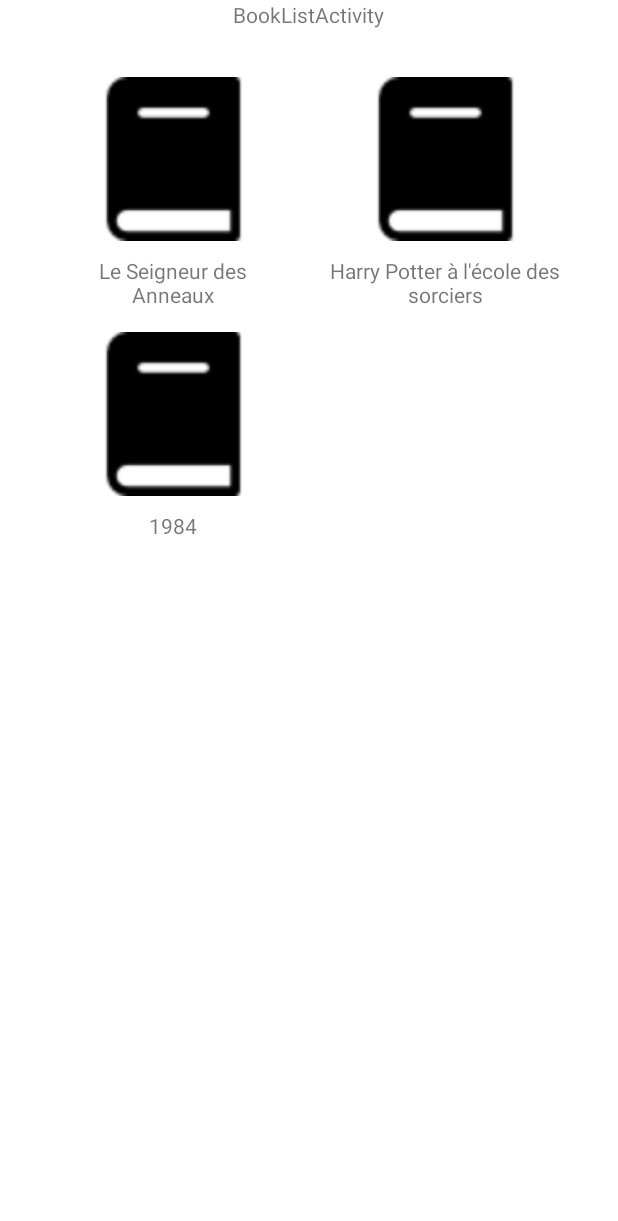
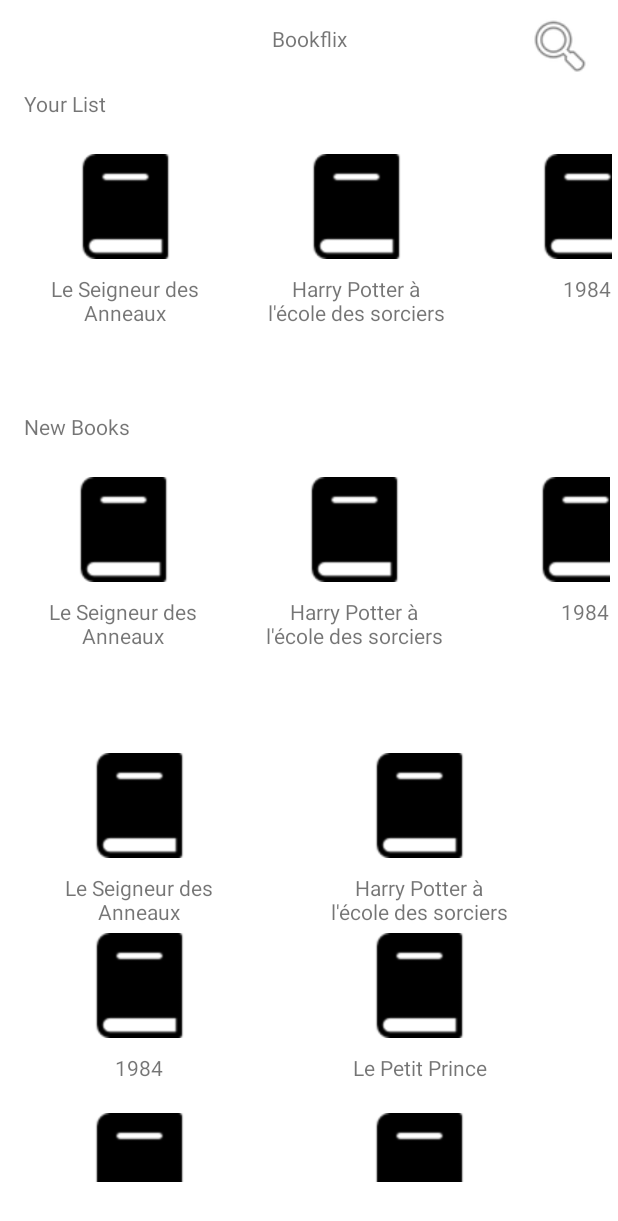
Before and after one commit to DigitalMaestro89/BooksProjects, an Android app: the screen it shows after launch (BookListActivity), on a phone screen of 412 x 824 dp. Shown: the top 1221 px of the screen. Run offline under Robolectric (Android 15) with nearby library versions, the phone set to English and light mode, and no system bars; our stand-ins replace Room's generated code.

Commit message:
[Book-7] : set up horizontal RecyclerView

```diff
--- a/app/src/main/java/es/usj/booksprojects/activity/BookListActivity.java
+++ b/app/src/main/java/es/usj/booksprojects/activity/BookListActivity.java
@@ -2,6 +2,7 @@ package es.usj.booksprojects.activity;
 
 import androidx.appcompat.app.AppCompatActivity;
 import androidx.recyclerview.widget.GridLayoutManager;
+import androidx.recyclerview.widget.LinearLayoutManager;
 import androidx.recyclerview.widget.RecyclerView;
 
 import android.os.Bundle;
@@ -13,6 +14,9 @@ import es.usj.booksprojects.adapters.BookListAdapter;
 public class BookListActivity extends AppCompatActivity {
 
     private RecyclerView recyclerView;
+    private RecyclerView recyclerView2;
+
+    private RecyclerView recyclerView3;
     private int cardViewId = R.layout.view_book_card;
     private BookListAdapter adapter;
 
@@ -24,6 +28,17 @@ public class BookListActivity extends AppCompatActivity {
         adapter = new BookListAdapter(cardViewId);
         recyclerView.setLayoutManager(new GridLayoutManager(this, 2));
         recyclerView.setAdapter(adapter);
+
+        LinearLayoutManager layoutManager = new LinearLayoutManager(this, LinearLayoutManager.HORIZONTAL, false);
+        recyclerView2 = findViewById(R.id.rvYourList);
+        recyclerView2.setLayoutManager(layoutManager);
+        recyclerView2.setAdapter(adapter);
+
+        LinearLayoutManager layoutManager2 = new LinearLayoutManager(this, LinearLayoutManager.HORIZONTAL, false);
+        recyclerView3 = findViewById(R.id.rvNewBooks);
+        recyclerView3.setLayoutManager(layoutManager2);
+        recyclerView3.setAdapter(adapter);
+
     }
 
 }
--- a/app/src/main/java/es/usj/booksprojects/mocks/BookMockData.java
+++ b/app/src/main/java/es/usj/booksprojects/mocks/BookMockData.java
@@ -23,6 +23,118 @@ public class BookMockData {
         book3.setAuthor(3);
         book3.setGenres(Arrays.asList(1, 5, 7));
 
-        return Arrays.asList(book1, book2, book3);
+        Book book4 = new Book(4, "Le Petit Prince");
+        book4.setExternalReference("978-4-4444-4444-4");
+        book4.setAuthor(4);
+        book4.setGenres(Arrays.asList(1, 8, 9));
+
+        Book book5 = new Book(5, "Don Quichotte");
+        book5.setExternalReference("978-5-5555-5555-5");
+        book5.setAuthor(5);
+        book5.setGenres(Arrays.asList(1, 10, 11));
+
+        Book book6 = new Book(6, "Les Misérables");
+        book6.setExternalReference("978-6-6666-6666-6");
+        book6.setAuthor(6);
+        book6.setGenres(Arrays.asList(1, 12, 13));
+
+        Book book7 = new Book(7, "Crime et Châtiment");
+        book7.setExternalReference("978-7-7777-7777-7");
+        book7.setAuthor(7);
+        book7.setGenres(Arrays.asList(1, 14, 15));
+
+        Book book8 = new Book(8, "Guerre et Paix");
+        book8.setExternalReference("978-8-8888-8888-8");
+        book8.setAuthor(8);
+        book8.setGenres(Arrays.asList(1, 16, 17));
+
+        Book book9 = new Book(9, "Moby Dick");
+        book9.setExternalReference("978-9-9999-9999-9");
+        book9.setAuthor(9);
+        book9.setGenres(Arrays.asList(1, 18, 19));
+
+        Book book10 = new Book(10, "L'Odyssée");
+        book10.setExternalReference("978-10-1010-1010-0");
+        book10.setAuthor(10);
+        book10.setGenres(Arrays.asList(1, 20, 21));
+
+        Book book11 = new Book(11, "Hamlet");
+        book11.setExternalReference("978-11-1111-1111-1");
+        book11.setAuthor(11);
+        book11.setGenres(Arrays.asList(1, 22, 23));
+
+        Book book12 = new Book(12, "Les Trois Mousquetaires");
+        book12.setExternalReference("978-12-1212-1212-1");
+        book12.setAuthor(12);
+        book12.setGenres(Arrays.asList(1, 24, 25));
+
+        Book book13 = new Book(13, "Le Comte de Monte-Cristo");
+        book13.setExternalReference("978-13-1313-1313-1");
+        book13.setAuthor(13);
+        book13.setGenres(Arrays.asList(1, 26, 27));
+
+        Book book14 = new Book(14, "Anna Karénine");
+        book14.setExternalReference("978-14-1414-1414-1");
+        book14.setAuthor(14);
+        book14.setGenres(Arrays.asList(1, 28, 29));
+
+        Book book15 = new Book(15, "Le Rouge et le Noir");
+        book15.setExternalReference("978-15-1515-1515-1");
+        book15.setAuthor(15);
+        book15.setGenres(Arrays.asList(1, 30, 31));
+
+        Book book16 = new Book(16, "La Divine Comédie");
+        book16.setExternalReference("978-16-1616-1616-1");
+        book16.setAuthor(16);
+        book16.setGenres(Arrays.asList(1, 32, 33));
+
+        Book book17 = new Book(17, "Le Portrait de Dorian Gray");
+        book17.setExternalReference("978-17-1717-1717-1");
+        book17.setAuthor(17);
+        book17.setGenres(Arrays.asList(1, 34, 35));
+
+        Book book18 = new Book(18, "Les Hauts de Hurle-Vent");
+        book18.setExternalReference("978-18-1818-1818-1");
+        book18.setAuthor(18);
+        book18.setGenres(Arrays.asList(1, 36, 37));
+
+        Book book19 = new Book(19, "Dracula");
+        book19.setExternalReference("978-19-1919-1919-1");
+        book19.setAuthor(19);
+        book19.setGenres(Arrays.asList(1, 38, 39));
+
+        Book book20 = new Book(20, "Frankenstein");
+        book20.setExternalReference("978-20-2020-2020-1");
+        book20.setAuthor(20);
+        book20.setGenres(Arrays.asList(1, 40, 41));
+
+        Book book21 = new Book(21, "Le Maître et Marguerite");
+        book21.setExternalReference("978-21-2121-2121-1");
+        book21.setAuthor(21);
+        book21.setGenres(Arrays.asList(1, 42, 43));
+
+        Book book22 = new Book(22, "L'Étranger");
+        book22.setExternalReference("978-22-2222-2222-1");
+        book22.setAuthor(22);
+        book22.setGenres(Arrays.asList(1, 44, 45));
+
+        Book book23 = new Book(23, "La Guerre des mondes");
+        book23.setExternalReference("978-23-2323-2323-1");
+        book23.setAuthor(23);
+        book23.setGenres(Arrays.asList(1, 46, 47));
+
+        Book book24 = new Book(24, "Voyage au centre de la Terre");
+        book24.setExternalReference("978-24-2424-2424-1");
+        book24.setAuthor(24);
+        book24.setGenres(Arrays.asList(1, 48, 49));
+
+        Book book25 = new Book(25, "Le Tour du monde en 80 jours");
+        book25.setExternalReference("978-25-2525-2525-1");
+        book25.setAuthor(25);
+        book25.setGenres(Arrays.asList(1, 50, 51));
+
+        return Arrays.asList(book1, book2, book3, book4, book5, book6, book7, book8, book9, book10,
+                book11, book12, book13, book14, book15, book16, book17, book18, book19, book20,
+                book21, book22, book23, book24, book25);
     }
 }
--- a/app/src/main/res/layout/activity_book_list.xml
+++ b/app/src/main/res/layout/activity_book_list.xml
@@ -6,24 +6,77 @@
     android:layout_height="match_parent"
     tools:context=".activity.BookListActivity">
 
+    <androidx.recyclerview.widget.RecyclerView
+        android:id="@+id/rvBooks"
+        android:layout_width="373dp"
+        android:layout_height="286dp"
+        android:layout_marginTop="24dp"
+        android:layout_marginBottom="16dp"
+        app:layout_constraintBottom_toBottomOf="parent"
+        app:layout_constraintEnd_toEndOf="parent"
+        app:layout_constraintHorizontal_bias="0.421"
+        app:layout_constraintStart_toStartOf="parent"
+        app:layout_constraintTop_toBottomOf="@+id/rvNewBooks" />
+
     <TextView
-        android:id="@+id/textView"
+        android:id="@+id/tvTitleApp"
         android:layout_width="wrap_content"
         android:layout_height="wrap_content"
-        android:layout_marginStart="155dp"
-        android:layout_marginEnd="155dp"
-        android:text="BookListActivity"
+        android:layout_marginTop="16dp"
+        android:text="@string/bookflix"
         app:layout_constraintEnd_toEndOf="parent"
-        app:layout_constraintHorizontal_bias="0.0"
         app:layout_constraintStart_toStartOf="parent"
         app:layout_constraintTop_toTopOf="parent" />
 
+    <TextView
+        android:id="@+id/tvYourList"
+        android:layout_width="wrap_content"
+        android:layout_height="wrap_content"
+        android:layout_marginStart="16dp"
+        android:layout_marginTop="24dp"
+        android:text="@string/your_list"
+        app:layout_constraintStart_toStartOf="parent"
+        app:layout_constraintTop_toBottomOf="@+id/tvTitleApp" />
+
     <androidx.recyclerview.widget.RecyclerView
-        android:id="@+id/rvBooks"
-        android:layout_width="363dp"
-        android:layout_height="638dp"
+        android:id="@+id/rvYourList"
+        android:layout_width="401dp"
+        android:layout_height="140dp"
+        android:layout_marginTop="24dp"
+        android:orientation="horizontal"
+        app:layout_constraintEnd_toEndOf="parent"
+        app:layout_constraintHorizontal_bias="0.606"
+        app:layout_constraintStart_toStartOf="parent"
+        app:layout_constraintTop_toBottomOf="@+id/tvYourList" />
+
+    <TextView
+        android:id="@+id/tvNewBooks"
+        android:layout_width="wrap_content"
+        android:layout_height="wrap_content"
+        android:layout_marginStart="16dp"
         android:layout_marginTop="32dp"
+        android:text="@string/new_books"
+        app:layout_constraintStart_toStartOf="parent"
+        app:layout_constraintTop_toBottomOf="@+id/rvYourList" />
+
+    <androidx.recyclerview.widget.RecyclerView
+        android:id="@+id/rvNewBooks"
+        android:layout_width="401dp"
+        android:layout_height="140dp"
+        android:layout_marginTop="24dp"
+        android:orientation="horizontal"
         app:layout_constraintEnd_toEndOf="parent"
         app:layout_constraintStart_toStartOf="parent"
-        app:layout_constraintTop_toBottomOf="@+id/textView" />
+        app:layout_constraintTop_toBottomOf="@+id/tvNewBooks" />
+
+    <ImageView
+        android:id="@+id/ivSearch"
+        android:layout_width="45dp"
+        android:layout_height="45dp"
+        android:layout_marginTop="8dp"
+        android:layout_marginEnd="16dp"
+        app:layout_constraintEnd_toEndOf="parent"
+        app:layout_constraintTop_toTopOf="parent"
+        app:srcCompat="@android:drawable/ic_menu_search"
+        android:contentDescription="TODO" />
 </androidx.constraintlayout.widget.ConstraintLayout>
--- a/app/src/main/res/layout/view_book_card.xml
+++ b/app/src/main/res/layout/view_book_card.xml
@@ -2,13 +2,13 @@
 <androidx.constraintlayout.widget.ConstraintLayout xmlns:android="http://schemas.android.com/apk/res/android"
     xmlns:app="http://schemas.android.com/apk/res-auto"
     xmlns:tools="http://schemas.android.com/tools"
-    android:layout_width="match_parent"
-    android:layout_height="170dp">
+    android:layout_width="wrap_content"
+    android:layout_height="wrap_content">
 
     <LinearLayout
         android:id="@+id/book_card"
         android:layout_width="154dp"
-        android:layout_height="155dp"
+        android:layout_height="wrap_content"
         android:orientation="vertical"
         app:layout_constraintEnd_toEndOf="parent"
         app:layout_constraintStart_toStartOf="parent"
@@ -17,13 +17,14 @@
         <ImageView
             android:id="@+id/imageView"
             android:layout_width="match_parent"
-            android:layout_height="109dp"
+            android:layout_height="70dp"
             app:srcCompat="@drawable/book" />
 
         <TextView
             android:id="@+id/tvBookTitle"
-            android:layout_width="match_parent"
-            android:layout_height="match_parent"
+            android:layout_width="126dp"
+            android:layout_height="40dp"
+            android:layout_gravity="center"
             android:layout_marginTop="10dp"
             android:text="Title"
             android:textAlignment="center" />
--- a/app/src/main/res/values-night/themes.xml
+++ b/app/src/main/res/values-night/themes.xml
@@ -3,12 +3,12 @@
     <style name="Theme.BooksProjects" parent="Theme.MaterialComponents.DayNight.DarkActionBar">
         <!-- Primary brand color. -->
         <item name="colorPrimary">@color/purple_200</item>
-        <item name="colorPrimaryVariant">@color/purple_700</item>
-        <item name="colorOnPrimary">@color/black</item>
+        <item name="colorPrimaryVariant">#FFEB3B</item>
+        <item name="colorOnPrimary">@color/teal_700</item>
         <!-- Secondary brand color. -->
         <item name="colorSecondary">@color/teal_200</item>
         <item name="colorSecondaryVariant">@color/teal_200</item>
-        <item name="colorOnSecondary">@color/black</item>
+        <item name="colorOnSecondary">#8BC34A</item>
         <!-- Status bar color. -->
         <item name="android:statusBarColor">?attr/colorPrimaryVariant</item>
         <!-- Customize your theme here. -->
--- a/app/src/main/res/values/strings.xml
+++ b/app/src/main/res/values/strings.xml
@@ -1,3 +1,6 @@
 <resources>
     <string name="app_name">BooksProjects</string>
+    <string name="bookflix">Bookflix</string>
+    <string name="your_list">Your List</string>
+    <string name="new_books">New Books</string>
 </resources>
--- a/app/src/main/res/values/themes.xml
+++ b/app/src/main/res/values/themes.xml
@@ -4,7 +4,7 @@
         <!-- Primary brand color. -->
         <item name="colorPrimary">@color/purple_500</item>
         <item name="colorPrimaryVariant">@color/purple_700</item>
-        <item name="colorOnPrimary">@color/white</item>
+        <item name="colorOnPrimary">#C1B7B7</item>
         <!-- Secondary brand color. -->
         <item name="colorSecondary">@color/teal_200</item>
         <item name="colorSecondaryVariant">@color/teal_700</item>
```
